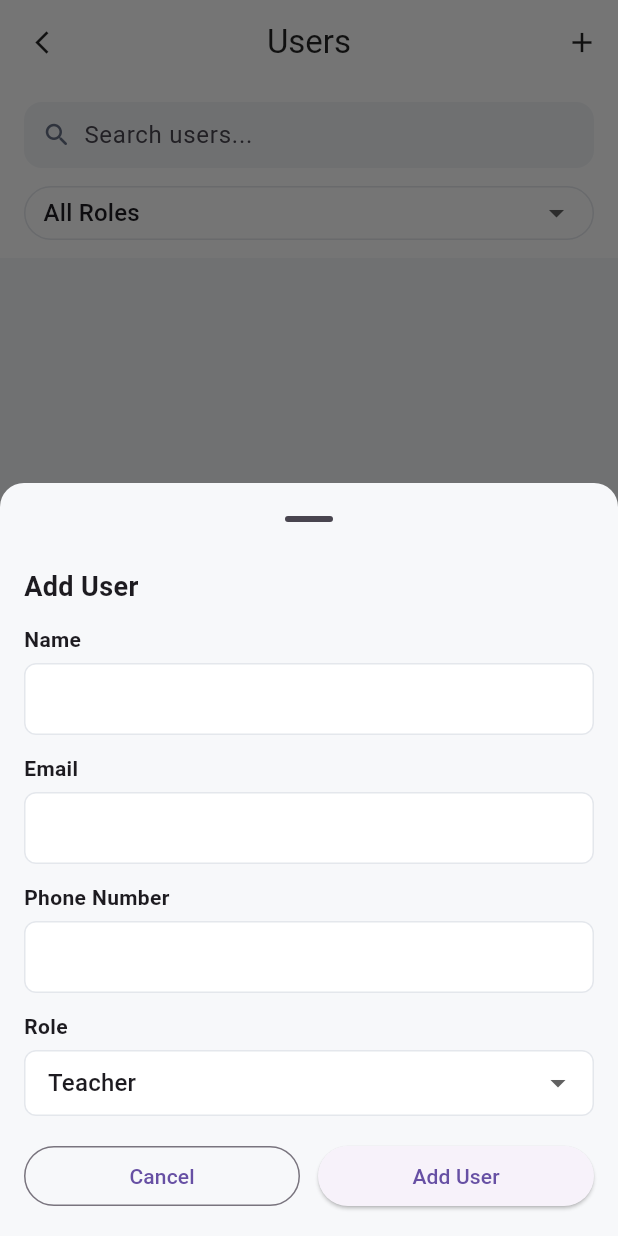
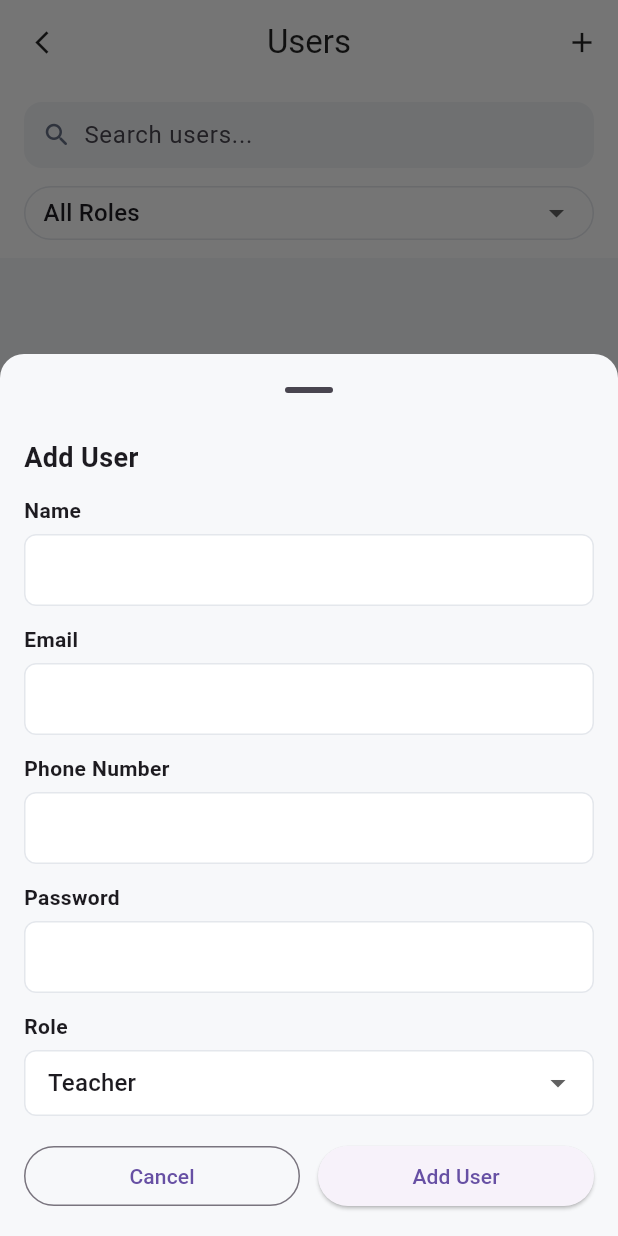
Before and after one commit to CS31A/attendance-management-mobile, a Flutter app: the UsersManagementScreen screen opened directly, after a tap on the "add" icon, on a phone screen of 412 x 824 dp. Run offline on Flutter 3.47's test engine with Material 3 defaults, Android fonts, the phone set to English and light mode, and no system bars; our stand-ins replace shared_preferences; missing offline and left inert: dart:html; accounts and stored records are empty.

Commit message:
feat: add password input field in user management

```diff
--- a/lib/users_management_screen.dart
+++ b/lib/users_management_screen.dart
@@ -1,5 +1,4 @@
 import 'package:flutter/material.dart';
-import 'package:flutter/services.dart';
 import 'app_data.dart';
 
 class UsersManagementScreen extends StatefulWidget {
@@ -309,9 +308,8 @@ class _UsersManagementScreenState extends State<UsersManagementScreen> {
                       onChanged: (v) => email = v,
                       validator: (v) {
                         if (v == null || v.trim().isEmpty) return 'Please enter an email address.';
-                        final gmail = RegExp(r'^[^@\s]+@gmail\.com$').hasMatch(v.trim().toLowerCase());
-                        if (!gmail) return 'Only Gmail addresses are accepted (example@gmail.com).';
-                        return null;
+                        final emailRegex = RegExp(r'^[^@\s]+@[^@\s]+\.[^@\s]+$');
+                        return emailRegex.hasMatch(v.trim()) ? null : 'Please enter a valid email address.';
                       },
                     ),
                     const SizedBox(height: 12),
@@ -323,7 +321,6 @@ class _UsersManagementScreenState extends State<UsersManagementScreen> {
                       validator: _validatePhilippinePhone,
                       prefixText: '63+',
                       maxLength: 10,
-                      inputFormatters: [FilteringTextInputFormatter.digitsOnly],
                     ),
                     const SizedBox(height: 12),
                     _sheetDropdown(
@@ -346,18 +343,13 @@ class _UsersManagementScreenState extends State<UsersManagementScreen> {
                           child: ElevatedButton(
                             onPressed: () async {
                               if (_editFormKey.currentState!.validate()) {
-                                // Update user data across all lists
-                                final updatedUser = {
-                                  'name': name,
-                                  'email': email,
-                                  'phone': phone,
-                                  'role': role,
-                                  'status': user['status'] ?? 'Active',
-                                  'color': user['color'] ?? Colors.blue.value,
-                                };
-
-                                await AppData.updateUser(updatedUser);
-                                setState(() {});
+                                setState(() {
+                                  user['name'] = name;
+                                  user['email'] = email;
+                                  user['phone'] = phone;
+                                  user['role'] = role;
+                                });
+                                await AppStorage.save();
                                 Navigator.pop(ctx);
                                 ScaffoldMessenger.of(context).showSnackBar(
                                   const SnackBar(content: Text('User updated'), backgroundColor: Colors.green),
@@ -383,6 +375,7 @@ class _UsersManagementScreenState extends State<UsersManagementScreen> {
     String name = '';
     String email = '';
     String phone = '';
+    String password = '';
     String role = 'Teacher';
 
     showModalBottomSheet(
@@ -426,8 +419,8 @@ class _UsersManagementScreenState extends State<UsersManagementScreen> {
                       onChanged: (v) => email = v,
                       validator: (v) {
                         if (v == null || v.trim().isEmpty) return 'Please enter an email address.';
-                        final gmail = RegExp(r'^[^@\s]+@gmail\.com$').hasMatch(v.trim().toLowerCase());
-                        return gmail ? null : 'Only Gmail addresses are accepted (example@gmail.com).';
+                        final emailRegex = RegExp(r'^[^@\s]+@[^@\s]+\.[^@\s]+$');
+                        return emailRegex.hasMatch(v.trim()) ? null : 'Please enter a valid email address.';
                       },
                     ),
                     const SizedBox(height: 12),
@@ -439,7 +432,15 @@ class _UsersManagementScreenState extends State<UsersManagementScreen> {
                       validator: _validatePhilippinePhone,
                       prefixText: '63+',
                       maxLength: 10,
-                      inputFormatters: [FilteringTextInputFormatter.digitsOnly],
+                    ),
+                    const SizedBox(height: 12),
+                    _sheetTextField(
+                      label: 'Password',
+                      initialValue: '',
+                      keyboardType: TextInputType.visiblePassword,
+                      onChanged: (v) => password = v,
+                      validator: _validatePassword,
+                      maxLength: 20,
                     ),
                     const SizedBox(height: 12),
                     _sheetDropdown(
@@ -465,7 +466,7 @@ class _UsersManagementScreenState extends State<UsersManagementScreen> {
                                 final color = _roleColor(role);
                                 // Add to Users store
                                 final newUsers = List<Map<String, dynamic>>.from(AppData.users.value)
-                                  ..add({'name': name, 'email': email, 'role': role, 'status': 'Active', 'phone': phone, 'color': color.value});
+                                  ..add({'name': name, 'email': email, 'role': role, 'status': 'Active', 'phone': phone, 'password': password, 'color': color.value});
                                 AppData.users.value = newUsers;
 
                                 // Add to role-specific store
@@ -545,6 +546,37 @@ class _UsersManagementScreenState extends State<UsersManagementScreen> {
     }
 
     return null; // Valid format
+  }
+
+  // Password validation
+  String? _validatePassword(String? value) {
+    if (value == null || value.trim().isEmpty) {
+      return 'Please enter a password.';
+    }
+
+    final password = value.trim();
+
+    // Check minimum length (9 characters)
+    if (password.length < 9) {
+      return 'Password must be at least 9 characters long.';
+    }
+
+    // Check for uppercase letter
+    if (!password.contains(RegExp(r'[A-Z]'))) {
+      return 'Password must contain at least one uppercase letter.';
+    }
+
+    // Check for lowercase letter
+    if (!password.contains(RegExp(r'[a-z]'))) {
+      return 'Password must contain at least one lowercase letter.';
+    }
+
+    // Check for special character
+    if (!password.contains(RegExp(r'[!@#$%^&*(),.?":{}|<>]'))) {
+      return 'Password must contain at least one special character.';
+    }
+
+    return null; // Valid password
   }
 
   void _confirmDelete(Map<String, dynamic> user) {
@@ -635,7 +667,6 @@ class _UsersManagementScreenState extends State<UsersManagementScreen> {
     String? prefixText,
     int? maxLength,
     String? hintText,
-    List<TextInputFormatter>? inputFormatters,
   }) {
     return Column(
       crossAxisAlignment: CrossAxisAlignment.start,
@@ -648,7 +679,6 @@ class _UsersManagementScreenState extends State<UsersManagementScreen> {
           validator: validator,
           onChanged: onChanged,
           maxLength: maxLength,
-          inputFormatters: inputFormatters,
           decoration: InputDecoration(
             isDense: true,
             filled: true,
@@ -794,7 +824,6 @@ class _EditUserScreenState extends State<_EditUserScreen> {
                 onChanged: (v) => phone = '63+$v',
                 validator: _validatePhilippinePhone,
                 maxLength: 10,
-                inputFormatters: [FilteringTextInputFormatter.digitsOnly],
               ),
               const SizedBox(height: 12),
               _dropdownRow(
@@ -877,7 +906,6 @@ class _EditUserScreenState extends State<_EditUserScreen> {
     required ValueChanged<String> onChanged,
     int? maxLength,
     String? hintText,
-    List<TextInputFormatter>? inputFormatters,
   }) {
     return Column(
       crossAxisAlignment: CrossAxisAlignment.start,
@@ -890,7 +918,6 @@ class _EditUserScreenState extends State<_EditUserScreen> {
           validator: validator,
           onChanged: onChanged,
           maxLength: maxLength,
-          inputFormatters: inputFormatters,
           decoration: InputDecoration(
             isDense: true,
             contentPadding: const EdgeInsets.symmetric(horizontal: 12, vertical: 12),
```
